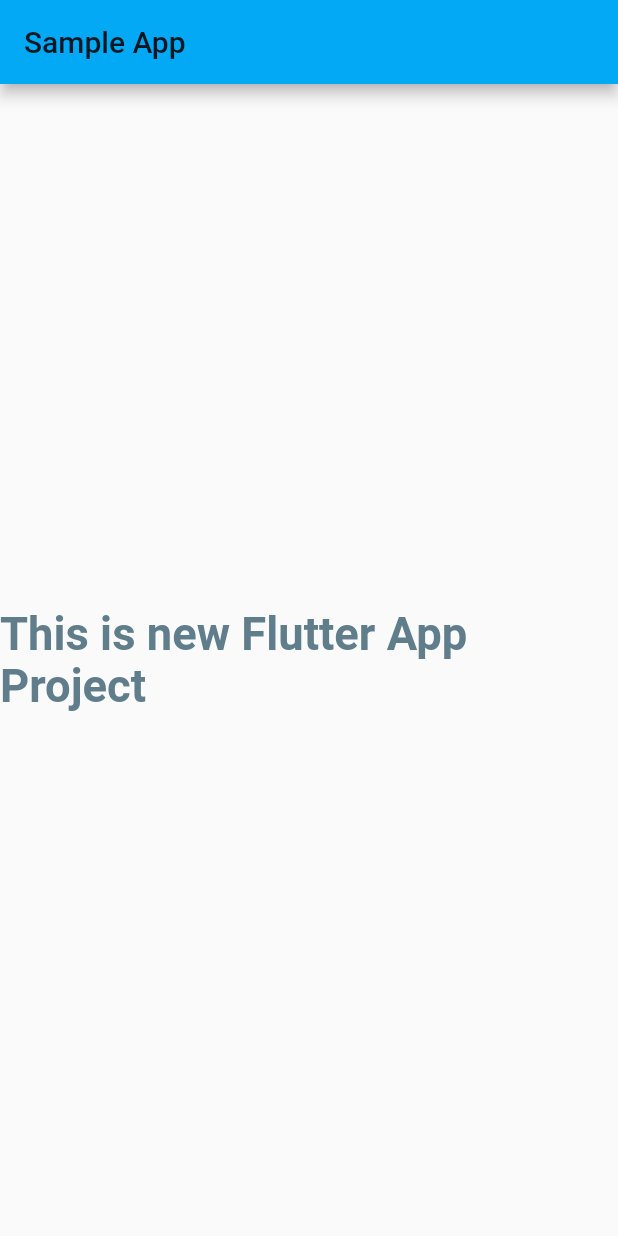
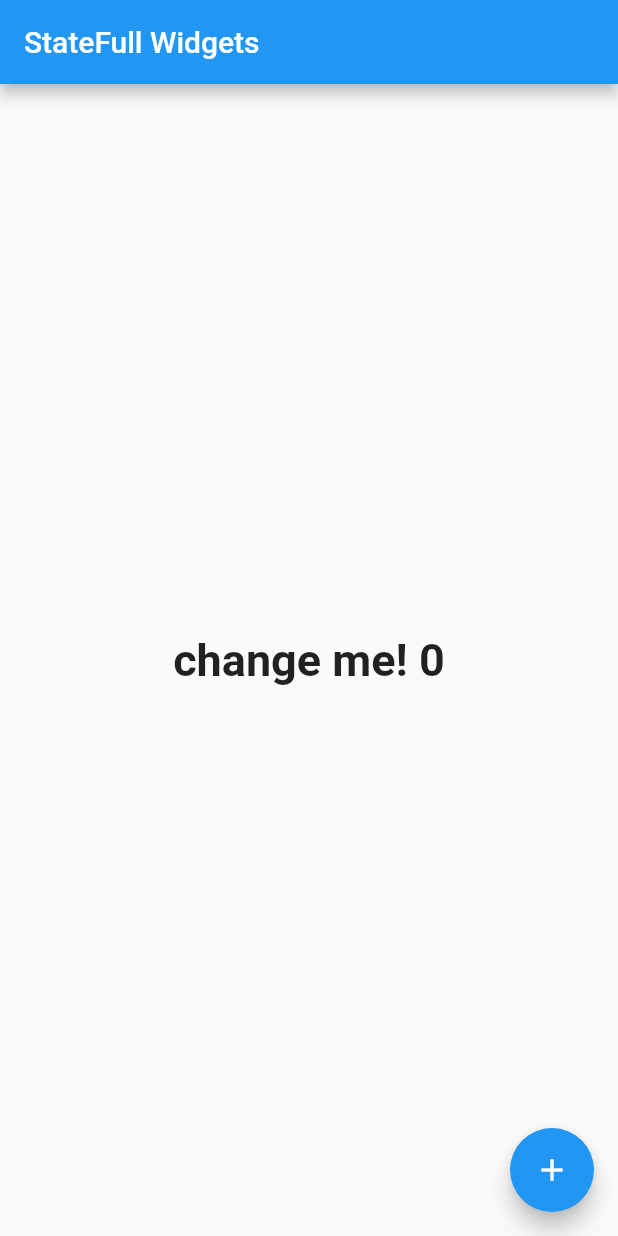
Before and after one commit to vivekkuvadiya/flutter-demo, a Flutter app: the screen it shows after launch, on a phone screen of 412 x 824 dp. Run offline on Flutter 3.47's test engine with Material 2 defaults, Android fonts, the phone set to English and light mode, and no system bars.

Commit message:
increment number in ui

```diff
--- a/lib/main.dart
+++ b/lib/main.dart
@@ -1,29 +1,52 @@
 import 'package:flutter/material.dart';
 
 void main() {
-  runApp(MyApp());
+  runApp(MaterialApp(
+    home: MyApp(),
+  ));
 }
 
-class MyApp extends StatelessWidget {
+class MyApp extends StatefulWidget {
+  MyApp({Key key}) : super(key: key);
+
+  @override
+  _MyAppState createState() => _MyAppState();
+}
+
+class _MyAppState extends State<MyApp> {
+  var text = "change me!";
+  var i = 0;
+
+  @override
+  void initState() {
+    // call when class create..
+    super.initState();
+  }
+
+  @override
+  void dispose() {
+    // call when destroy
+    super.dispose();
+  }
+
   @override
   Widget build(BuildContext context) {
-    return MaterialApp(
-      title: "Sample App",
-      theme:
-          ThemeData(accentColor: Colors.cyan, primarySwatch: Colors.lightBlue),
-      home: Scaffold(
-        appBar: AppBar(
-          title: Text("Sample App"),
+    return Scaffold(
+      appBar: AppBar(
+        title: Text("StateFull Widgets"),
+      ),
+      body: Center(
+        child: Text(
+          text + " " + i.toString(),
+          style: TextStyle(fontSize: 30, fontWeight: FontWeight.bold),
         ),
-        body: Center(
-          child: Text(
-            "This is new Flutter App Project",
-            style: TextStyle(
-                color: Colors.blueGrey,
-                fontWeight: FontWeight.bold,
-                fontSize: 30.25),
-          ),
-        ),
+      ),
+      floatingActionButton: FloatingActionButton(
+        onPressed: () {
+          i++;
+          setState(() {});
+        },
+        child: Icon(Icons.add),
       ),
     );
   }
```
